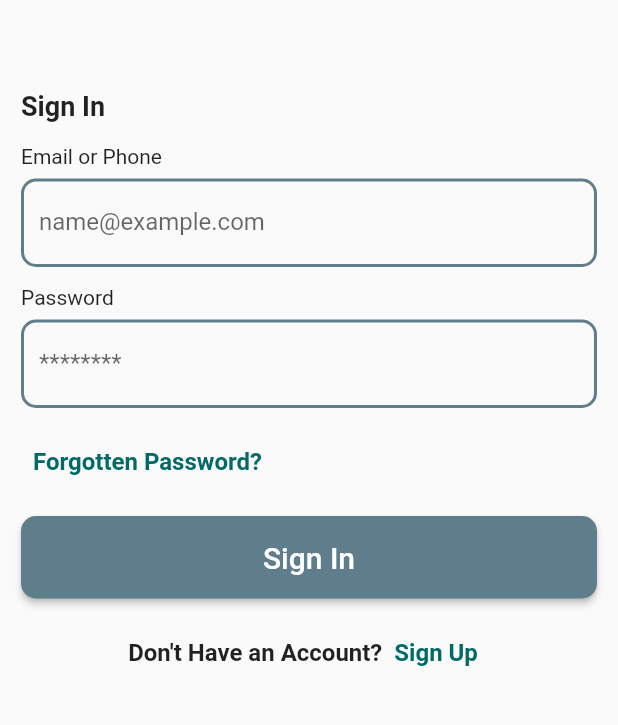
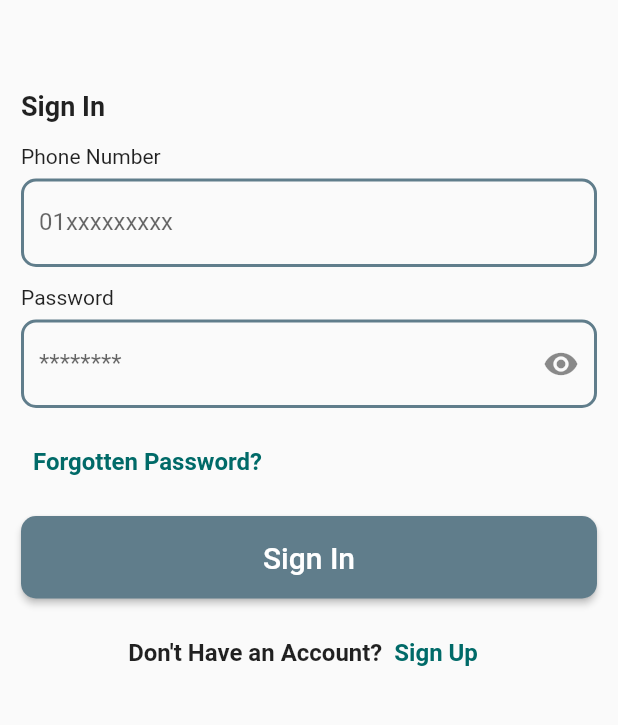
Before and after one commit to NABDroid/multivendor_ecommerce, a Flutter app: the screen it shows after launch, on a phone screen of 412 x 824 dp, the part 327-1052 px from its top. Run offline on Flutter 3.47's test engine with Material 2 defaults, Android fonts, the phone set to English and light mode, and no system bars; our stand-ins replace carousel_slider, equatable, flutter_spinkit, flutter_svg; missing offline and left inert: dart:ffi.

Commit message:
added obscure password field with toggle icon

```diff
--- a/lib/GlobalScreens/LoginScreen.dart
+++ b/lib/GlobalScreens/LoginScreen.dart
@@ -16,6 +16,9 @@ class LoginScreen extends StatefulWidget {
 class _LoginScreenState extends State<LoginScreen> {
   TextEditingController phoneController = TextEditingController();
   TextEditingController passwordController = TextEditingController();
+
+  bool isObscure = true;
+
 
   @override
   Widget build(BuildContext context) {
@@ -42,7 +45,7 @@ class _LoginScreenState extends State<LoginScreen> {
                 height: 15,
               ),
               Text(
-                "Email or Phone",
+                "Phone Number",
                 style: descriptionTextStyle,
               ),
               const SizedBox(
@@ -50,8 +53,9 @@ class _LoginScreenState extends State<LoginScreen> {
               ),
               TextField(
                 controller: phoneController,
+                keyboardType: TextInputType.phone,
                 decoration: InputDecoration(
-                    label: const Text("name@example.com"),
+                    label: const Text("01xxxxxxxxx"),
                     enabledBorder: OutlineInputBorder(
                       borderRadius: BorderRadius.all(Radius.circular(10)),
                       borderSide: BorderSide(color: inactiveTFColor, width: 2),
@@ -72,8 +76,14 @@ class _LoginScreenState extends State<LoginScreen> {
                 height: 7,
               ),
               TextField(
+                obscureText: isObscure,
                 controller: passwordController,
                 decoration: InputDecoration(
+                    suffixIcon: IconButton(onPressed: (){
+                      setState(() {
+                        isObscure  =! isObscure;
+                      });
+                    }, icon:  isObscure ? const Icon(Icons.visibility) : const Icon(Icons.visibility_off), ),
                     label: const Text("********"),
                     enabledBorder: OutlineInputBorder(
                       borderRadius: BorderRadius.all(Radius.circular(10)),
```
